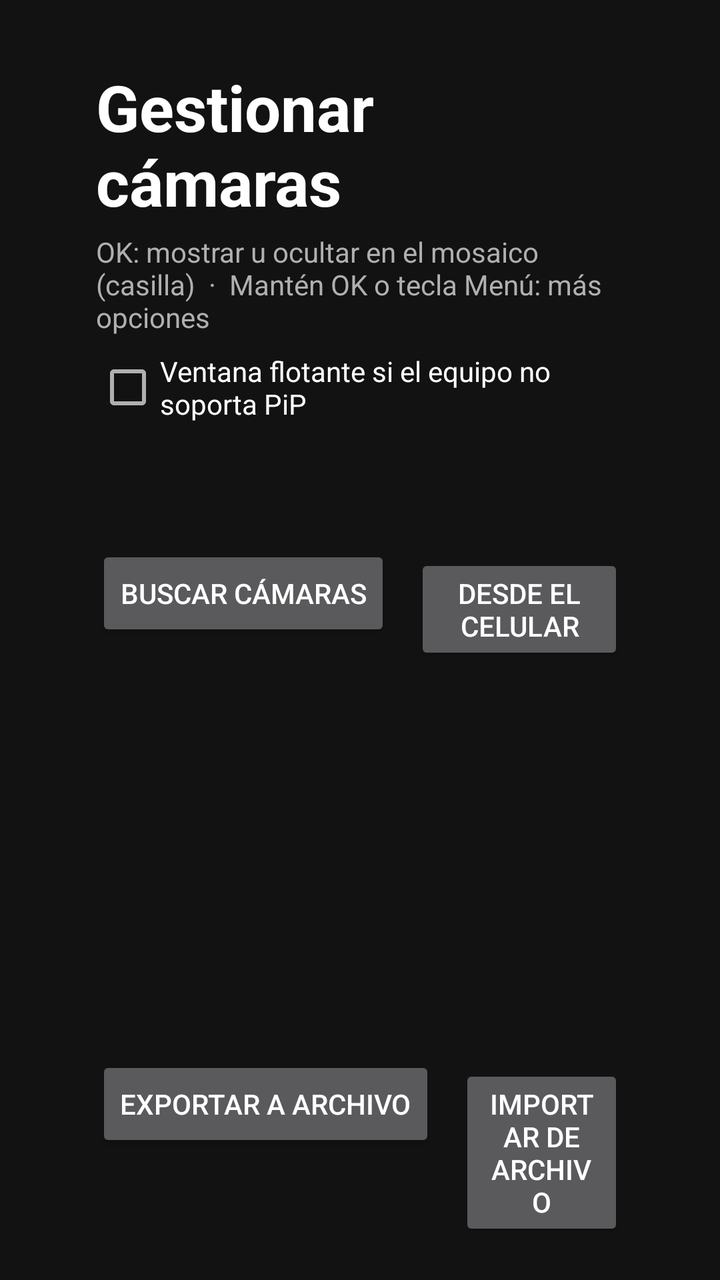
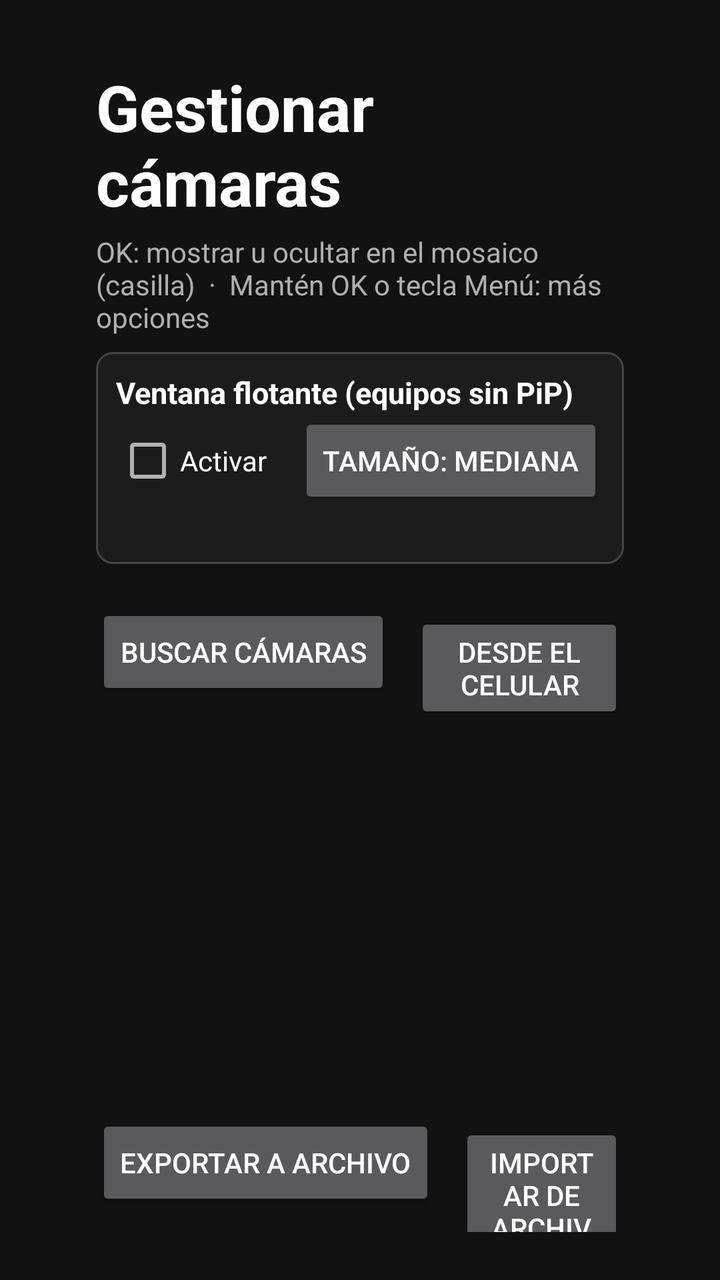

Before-and-after screenshots of an Android layout around one commit, followed by the original layout XML and the change that was made.
<!-- AndroidManifest.xml: application theme Theme.TvCamPip -->
<!-- res/layout/activity_manage.xml -->
<?xml version="1.0" encoding="utf-8"?>
<LinearLayout xmlns:android="http://schemas.android.com/apk/res/android"
    android:layout_width="match_parent"
    android:layout_height="match_parent"
    android:background="@color/bg"
    android:orientation="vertical"
    android:paddingStart="48dp"
    android:paddingTop="32dp"
    android:paddingEnd="48dp"
    android:paddingBottom="24dp">

    <TextView
        android:layout_width="wrap_content"
        android:layout_height="wrap_content"
        android:text="Gestionar cámaras"
        android:textColor="@color/text_primary"
        android:textSize="32sp"
        android:textStyle="bold" />

    <TextView
        android:layout_width="wrap_content"
        android:layout_height="wrap_content"
        android:layout_marginTop="4dp"
        android:text="OK: mostrar u ocultar en el mosaico (casilla)  ·  Mantén OK o tecla Menú: más opciones"
        android:textColor="@color/text_secondary"
        android:textSize="14sp" />

    <CheckBox
        android:id="@+id/floatingCheck"
        android:layout_width="wrap_content"
        android:layout_height="wrap_content"
        android:layout_marginTop="8dp"
        android:text="Ventana flotante si el equipo no soporta PiP"
        android:textColor="@color/text_primary" />

    <TextView
        android:id="@+id/floatingNote"
        android:layout_width="wrap_content"
        android:layout_height="wrap_content"
        android:textColor="@color/text_secondary"
        android:textSize="13sp" />

    <ListView
        android:id="@+id/list"
        android:layout_width="match_parent"
        android:layout_height="0dp"
        android:layout_marginTop="12dp"
        android:layout_weight="1"
        android:divider="@android:color/transparent"
        android:dividerHeight="4dp"
        android:listSelector="@color/focus" />

    <TextView
        android:id="@+id/empty"
        android:layout_width="match_parent"
        android:layout_height="0dp"
        android:layout_weight="1"
        android:gravity="center"
        android:text="Aún no hay cámaras.\nBúscalas con ONVIF, agrégalas desde el celular o escribe su URL RTSP."
        android:textColor="@color/text_secondary"
        android:textSize="18sp"
        android:visibility="gone" />

    <LinearLayout
        android:layout_width="match_parent"
        android:layout_height="wrap_content"
        android:layout_marginTop="8dp"
        android:orientation="horizontal">

        <Button
            android:id="@+id/btnDiscover"
            android:layout_width="wrap_content"
            android:layout_height="wrap_content"
            android:text="Buscar cámaras" />

        <Button
            android:id="@+id/btnPhone"
            android:layout_width="wrap_content"
            android:layout_height="wrap_content"
            android:layout_marginStart="12dp"
            android:text="Desde el celular" />

        <Button
            android:id="@+id/btnAdd"
            android:layout_width="wrap_content"
            android:layout_height="wrap_content"
            android:layout_marginStart="12dp"
            android:text="Agregar manual" />

        <Button
            android:id="@+id/btnUpdate"
            android:layout_width="wrap_content"
            android:layout_height="wrap_content"
            android:layout_marginStart="12dp"
            android:text="Actualizar app" />
    </LinearLayout>

    <LinearLayout
        android:layout_width="match_parent"
        android:layout_height="wrap_content"
        android:layout_marginTop="4dp"
        android:orientation="horizontal">

        <Button
            android:id="@+id/btnExport"
            android:layout_width="wrap_content"
            android:layout_height="wrap_content"
            android:text="Exportar a archivo" />

        <Button
            android:id="@+id/btnImport"
            android:layout_width="wrap_content"
            android:layout_height="wrap_content"
            android:layout_marginStart="12dp"
            android:text="Importar de archivo" />
    </LinearLayout>
</LinearLayout>
<!-- resources referenced by this layout -->
<resources>
  <color name="bg">#121212</color>
  <color name="focus">#443F8CFF</color>
  <color name="text_primary">#FFFFFF</color>
  <color name="text_secondary">#B0B0B0</color>
  <style name="Theme.TvCamPip" parent="Theme.AppCompat.NoActionBar">
          <item name="android:windowBackground">@color/bg</item>
          <item name="android:textColorPrimary">@color/text_primary</item>
          <item name="android:textColorSecondary">@color/text_secondary</item>
      </style>
</resources>

<!-- the commit's change to res/layout/activity_manage.xml (unified diff, before → after) -->
@@ -25,20 +25,51 @@
         android:textColor="@color/text_secondary"
         android:textSize="14sp" />
 
-    <CheckBox
-        android:id="@+id/floatingCheck"
-        android:layout_width="wrap_content"
+    
+    <LinearLayout
+        android:layout_width="match_parent"
         android:layout_height="wrap_content"
         android:layout_marginTop="8dp"
-        android:text="Ventana flotante si el equipo no soporta PiP"
-        android:textColor="@color/text_primary" />
+        android:background="@drawable/group_bg"
+        android:orientation="vertical"
+        android:padding="10dp">
 
-    <TextView
-        android:id="@+id/floatingNote"
-        android:layout_width="wrap_content"
-        android:layout_height="wrap_content"
-        android:textColor="@color/text_secondary"
-        android:textSize="13sp" />
+        <TextView
+            android:layout_width="wrap_content"
+            android:layout_height="wrap_content"
+            android:text="Ventana flotante (equipos sin PiP)"
+            android:textColor="@color/text_primary"
+            android:textSize="15sp"
+            android:textStyle="bold" />
+
+        <LinearLayout
+            android:layout_width="match_parent"
+            android:layout_height="wrap_content"
+            android:gravity="center_vertical"
+            android:orientation="horizontal">
+
+            <CheckBox
+                android:id="@+id/floatingCheck"
+                android:layout_width="wrap_content"
+                android:layout_height="wrap_content"
+                android:text="Activar"
+                android:textColor="@color/text_primary" />
+
+            <Button
+                android:id="@+id/btnFloatSize"
+                android:layout_width="wrap_content"
+                android:layout_height="wrap_content"
+                android:layout_marginStart="16dp"
+                android:text="Tamaño: Mediana" />
+        </LinearLayout>
+
+        <TextView
+            android:id="@+id/floatingNote"
+            android:layout_width="wrap_content"
+            android:layout_height="wrap_content"
+            android:textColor="@color/text_secondary"
+            android:textSize="13sp" />
+    </LinearLayout>
 
     <ListView
         android:id="@+id/list"
<!-- resource entries referenced after the edit -->
@@ -4,6 +4,16 @@
   <color name="focus">#443F8CFF</color>
   <color name="text_primary">#FFFFFF</color>
   <color name="text_secondary">#B0B0B0</color>
+  <!-- drawable group_bg (drawable) -->
+  <?xml version="1.0" encoding="utf-8"?>
+  <shape xmlns:android="http://schemas.android.com/apk/res/android"
+      android:shape="rectangle">
+      <solid android:color="#1C1C1C" />
+      <stroke
+          android:width="1dp"
+          android:color="#33FFFFFF" />
+      <corners android:radius="8dp" />
+  </shape>
   <style name="Theme.TvCamPip" parent="Theme.AppCompat.NoActionBar">
           <item name="android:windowBackground">@color/bg</item>
           <item name="android:textColorPrimary">@color/text_primary</item>
